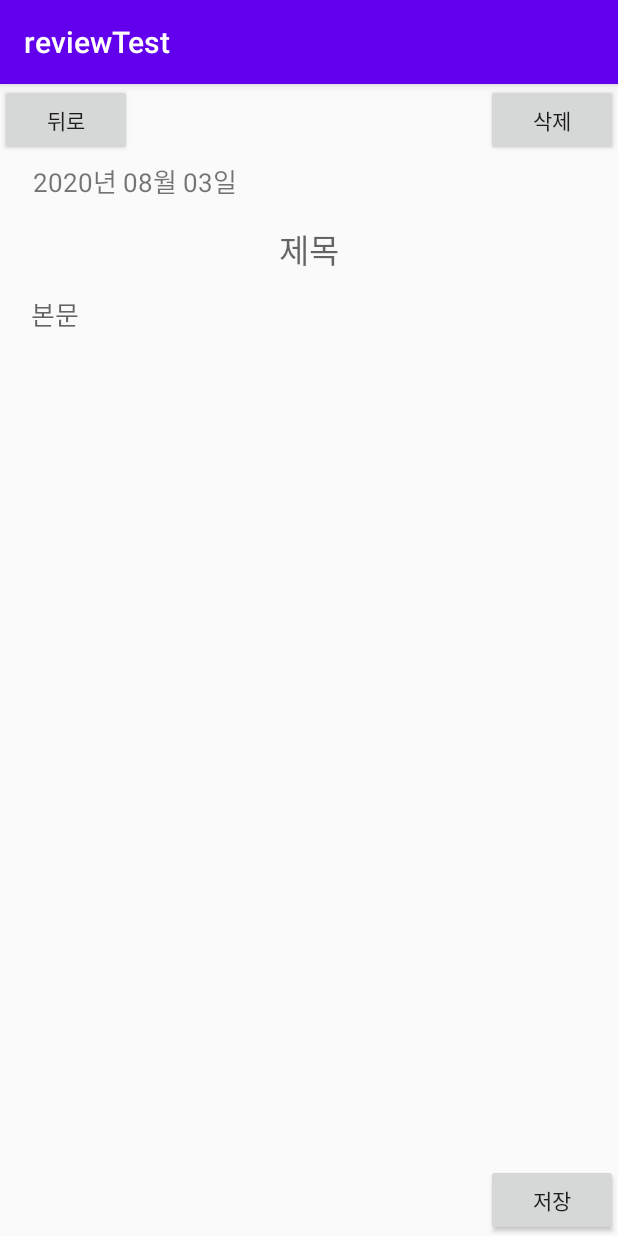
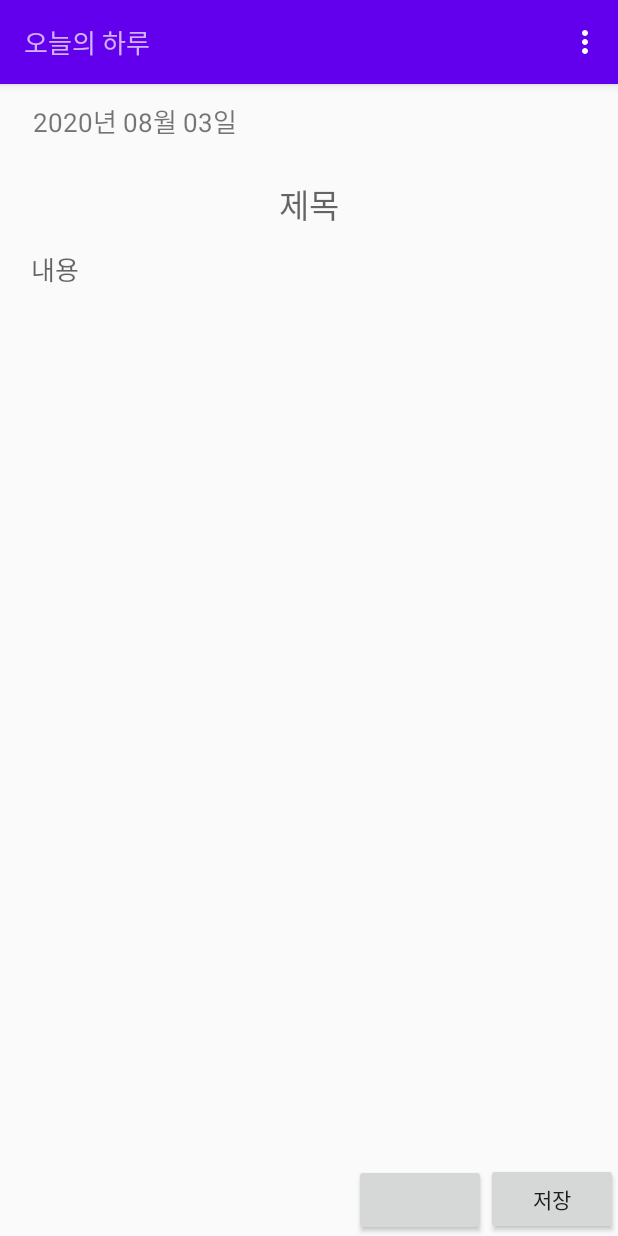
Before and after one commit to landvibe-service/reviewtoday, an Android app: the DiaryDetailActivity screen opened directly, with no data from a screen before it, on a phone screen of 412 x 824 dp. Run offline under Robolectric (Android 15) with nearby library versions, the phone set to English and light mode, and no system bars.

Commit message:
fourth commit
toolbar(add/delete)

```diff
--- a/app/build.gradle
+++ b/app/build.gradle
@@ -32,9 +32,13 @@ dependencies {
     implementation 'androidx.appcompat:appcompat:1.1.0'
     implementation 'androidx.constraintlayout:constraintlayout:1.1.3'
     implementation 'androidx.recyclerview:recyclerview:1.1.0'
+    implementation 'com.google.android.material:material:1.1.0'
     testImplementation 'junit:junit:4.12'
     androidTestImplementation 'androidx.test.ext:junit:1.1.1'
     androidTestImplementation 'androidx.test.espresso:espresso-core:3.2.0'
+
+    //support 라이브러리
+    //implementation "com.androidx.support:appcompat-v7:28.0.0"
 
     def room_version = "2.2.5"//우리가 쓸 라이브러리 들을 바꿨으니
     implementation "androidx.room:room-runtime:$room_version"
--- a/app/src/main/java/com/landvibe/reviewtest/DiaryDetailActivity.kt
+++ b/app/src/main/java/com/landvibe/reviewtest/DiaryDetailActivity.kt
@@ -4,10 +4,13 @@ import android.content.Intent
 import android.os.Build
 import androidx.appcompat.app.AppCompatActivity
 import android.os.Bundle
+import android.view.Menu
+import android.view.MenuItem
 import androidx.annotation.RequiresApi
 import com.landvibe.reviewtest.common.AppDatabase
 import com.landvibe.reviewtest.diary.Diary
 import kotlinx.android.synthetic.main.activity_diary_detail.*
+import kotlinx.android.synthetic.main.activity_main.*
 import java.time.LocalDate
 import java.time.format.DateTimeFormatter
 import java.util.*
@@ -20,9 +23,8 @@ class DiaryDetailActivity : AppCompatActivity() {
 
         loadDate()
         loadDiary()
+        setupToolbarWrite()
         setupListener()
-        backListener()
-        deleteListener()
     }
 //이과는 0부터 시작한다. id를 생성할때. 0을 안쓰긴해 ,,, 0
     /*
@@ -45,6 +47,7 @@ class DiaryDetailActivity : AppCompatActivity() {
         edit_title.setText(diary.title)
         edit_body.setText(diary.contents)
     }
+    /*
     //뒤로가기
     private fun backListener(){
         bt_back.setOnClickListener {
@@ -53,6 +56,7 @@ class DiaryDetailActivity : AppCompatActivity() {
             startActivity(intent)
         }
     }
+    //삭제
     private fun deleteListener(){
         bt_delete.setOnClickListener {
             val id = intent.getIntExtra("id", 0)
@@ -61,6 +65,8 @@ class DiaryDetailActivity : AppCompatActivity() {
             finish()
         }
     }
+    */
+
     //저장
     @RequiresApi(Build.VERSION_CODES.O)
     private fun setupListener(){
@@ -75,6 +81,30 @@ class DiaryDetailActivity : AppCompatActivity() {
             finish()
         }
     }
+
+    //툴바
+    private fun setupToolbarWrite(){
+        setSupportActionBar(main_write_toolbar)
+        val ab = supportActionBar!!
+        ab.setDisplayShowTitleEnabled(false)
+    }
+    override fun onCreateOptionsMenu(menu: Menu?): Boolean {
+        menuInflater.inflate(R.menu.menu_write_top, menu)
+        return true
+        //return super.onCreateOptionsMenu(menu)
+    }
+    override fun onOptionsItemSelected(item: MenuItem): Boolean {
+        return when(item?.itemId){
+            R.id.menu_write_delete->{
+                val id = intent.getIntExtra("id", 0)
+                val diary = AppDatabase.instance.diaryDao().get(id)
+                AppDatabase.instance.diaryDao().delete(diary)
+                finish()
+                true
+            }
+            else -> super.onOptionsItemSelected(item)
+        }
+    }
 }
 
 //application - activity(화면) - fragment(화면) - view
--- a/app/src/main/res/layout/activity_diary_detail.xml
+++ b/app/src/main/res/layout/activity_diary_detail.xml
@@ -6,7 +6,27 @@
     android:layout_height="match_parent"
     android:orientation="vertical"
     tools:context=".DiaryDetailActivity">
+    <androidx.appcompat.widget.Toolbar xmlns:android="http://schemas.android.com/apk/res/android"
+        xmlns:app="http://schemas.android.com/apk/res-auto"
 
+        android:id="@+id/main_write_toolbar"
+        android:layout_width="match_parent"
+        android:layout_height="wrap_content"
+        android:background="@color/colorPrimary"
+        app:layout_constraintTop_toTopOf="parent"
+        android:elevation="4dp"
+        android:theme="@style/ThemeOverlay.AppCompat.Dark.ActionBar"
+        app:popupTheme="@style/ThemeOverlay.AppCompat.Dark">
+
+        <TextView
+            android:id="@+id/text_write_title"
+            android:layout_width="wrap_content"
+            android:layout_height="wrap_content"
+            android:layout_gravity="center_vertical"
+            android:text="오늘의 하루"
+            android:textSize="17sp" />
+    </androidx.appcompat.widget.Toolbar>
+<!--
     <LinearLayout
         android:layout_width="match_parent"
         android:layout_height="50dp"
@@ -40,10 +60,10 @@
             app:layout_constraintVertical_bias="0.004" />
 
     </LinearLayout>
-
+-->
     <LinearLayout
         android:layout_width="match_parent"
-        android:layout_height="wrap_content"
+        android:layout_height="50dp"
         android:layout_gravity="center_vertical"
         android:gravity="center_vertical"
         android:orientation="horizontal">
@@ -52,7 +72,7 @@
             android:id="@+id/text_date"
             android:layout_width="180dp"
             android:layout_height="30dp"
-            android:layout_gravity="top"
+            android:layout_gravity="center"
             android:gravity="center"
             android:text="2000년 00월 00일"
             android:textSize="17sp"
@@ -106,7 +126,7 @@
             android:background="@android:color/transparent"
             android:ems="10"
             android:gravity="clip_horizontal"
-            android:hint="본문"
+            android:hint="내용"
             android:textSize="17sp"
             android:scrollHorizontally="false"
             app:layout_constraintBottom_toBottomOf="parent"
@@ -128,6 +148,13 @@
             android:layout_weight="1" />
 
         <Button
+            android:id="@+id/bt_promise"
+            android:layout_width="wrap_content"
+            android:layout_height="wrap_content"
+            android:layout_gravity="bottom"
+            android:text="" />
+
+        <Button
             android:id="@+id/bt_store"
             android:layout_width="wrap_content"
             android:layout_height="wrap_content"
--- /dev/null
+++ b/app/src/main/res/menu/menu_write_top.xml
@@ -0,0 +1,8 @@
+<?xml version="1.0" encoding="utf-8"?>
+<menu xmlns:android="http://schemas.android.com/apk/res/android"
+    xmlns:app="http://schemas.android.com/apk/res-auto">
+    <item
+        android:id="@+id/menu_write_delete"
+        android:title="delete"
+        app:showAsAction="never"/>
+</menu>
--- a/app/src/main/res/values/styles.xml
+++ b/app/src/main/res/values/styles.xml
@@ -1,6 +1,6 @@
 <resources>
     <!-- Base application theme. -->
-    <style name="AppTheme" parent="Theme.AppCompat.Light.DarkActionBar">
+    <style name="AppTheme" parent="Theme.AppCompat.Light.NoActionBar">
         <!-- Customize your theme here. -->
         <item name="colorPrimary">@color/colorPrimary</item>
         <item name="colorPrimaryDark">@color/colorPrimaryDark</item>
--- a/build.gradle
+++ b/build.gradle
@@ -18,6 +18,12 @@ allprojects {
     repositories {
         google()
         jcenter()
+        // v7 라이브러리 설정 위해 추가
+
+        maven{
+            url 'http://maven.google.com'
+        }
+
     }
 }
 
```
Also changed, not shown: app/src/main/java/com/landvibe/reviewtest/MainActivity.kt (+36 -1 lines), app/src/main/res/layout/activity_main.xml (+38 -7 lines), app/src/main/res/menu/menu_bottom.xml (added, +18 -0 lines), app/src/main/res/menu/menu_top.xml (added, +14 -0 lines).
